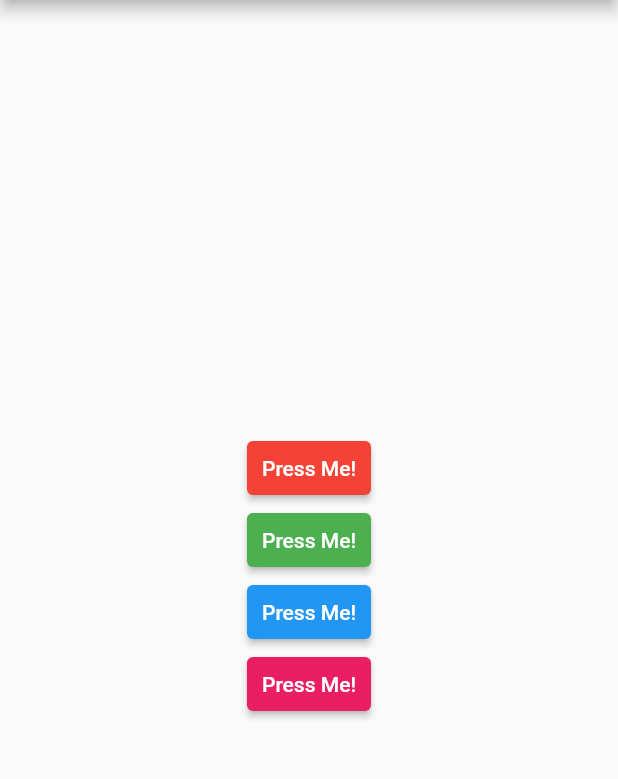
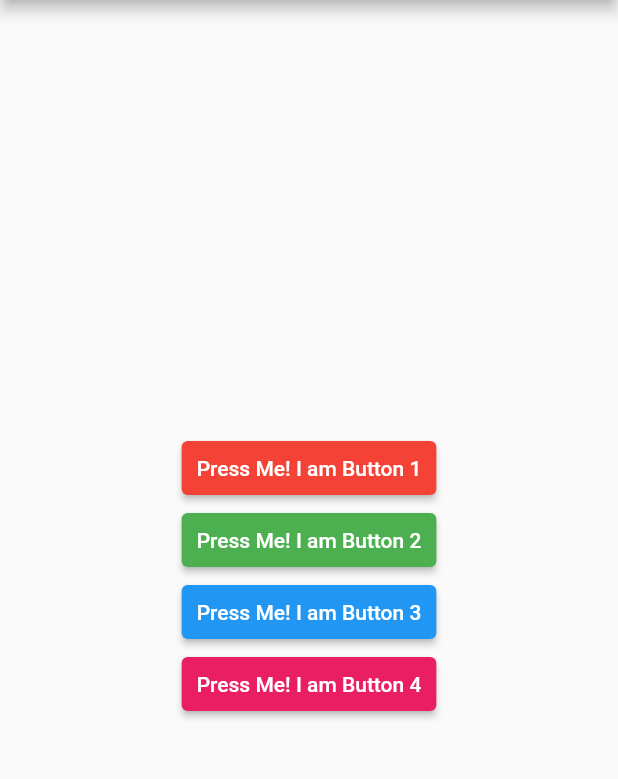
Before and after one commit to sohamjaiswal/lg-demo-app, a Flutter app: the screen it shows after launch, on a phone screen of 412 x 824 dp, the part 84-863 px from its top. Run offline on Flutter 3.47's test engine with Material 2 defaults, Android fonts, the phone set to English and light mode, and no system bars.

Commit message:
labeled buttons

```diff
--- a/lib/main.dart
+++ b/lib/main.dart
@@ -17,7 +17,9 @@ class LGDemoApp extends StatelessWidget {
       Colors.pink
     ];
     var butts = <ElevatedButton>[];
+    var buttLabeler = 1;
     for (var buttColor in buttColors) {
+      var currButtLabel = buttLabeler;
       butts.add(
         ElevatedButton(
           onPressed: () {},
@@ -25,9 +27,10 @@ class LGDemoApp extends StatelessWidget {
             backgroundColor: buttColor,
             padding: const EdgeInsets.symmetric(horizontal: 10, vertical: 5),
           ),
-          child: const Text('Press Me!'),
+          child: Text("Press Me! I am Button $currButtLabel"),
         ),
       );
+      buttLabeler += 1;
     }
     return butts;
   }
```
